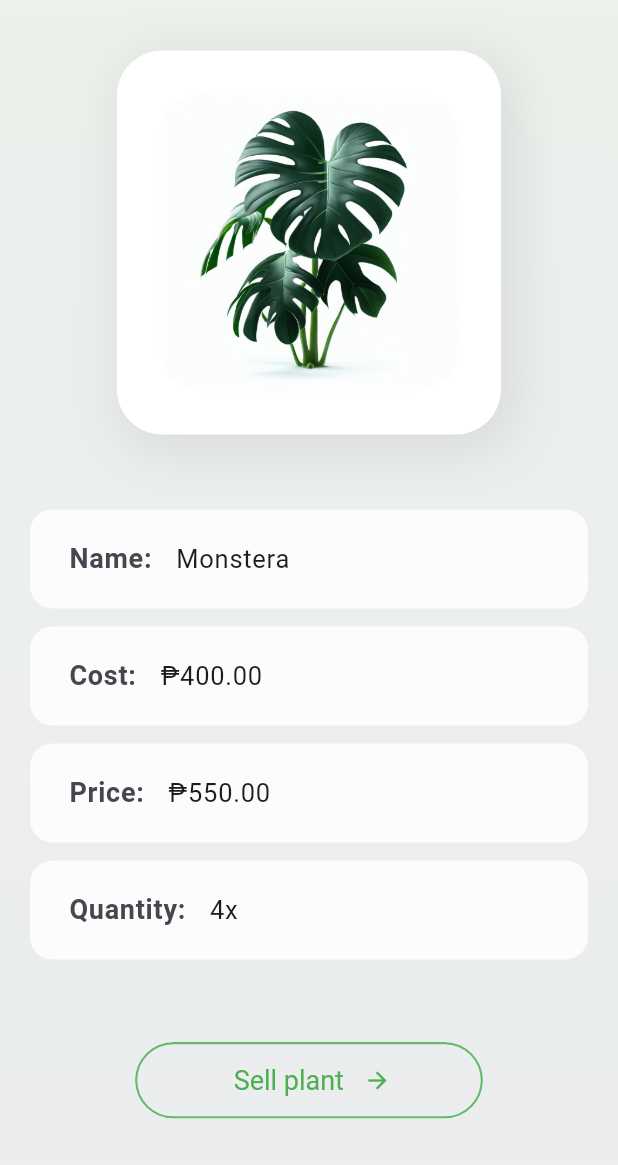
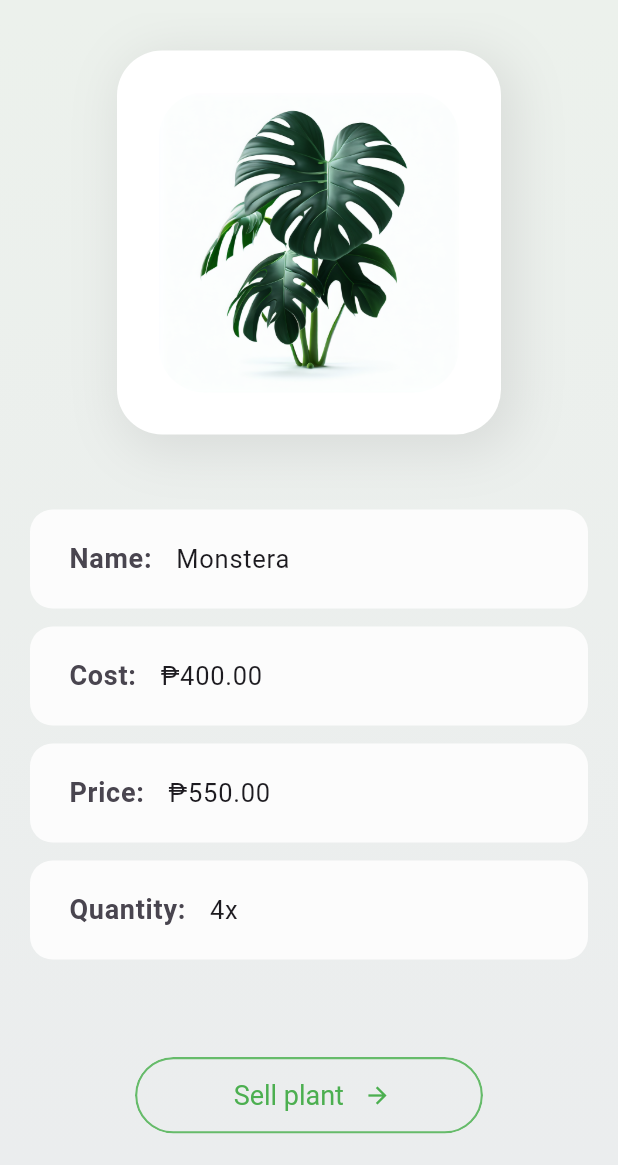
Before and after one commit to mechanixox/Plantdemic, a Flutter app: the screen it shows after launch, after a tap on "Monstera", on a phone screen of 412 x 824 dp, the part 71-1236 px from its top. Run offline on Flutter 3.47's test engine with Material 2 defaults, Android fonts, the phone set to English and light mode, and no system bars; drawn by our look-alikes of flutter_slidable; our stand-ins replace fl_chart, google_nav_bar, hive_flutter, image_picker, lottie, page_transition and 1 more; accounts and stored records are empty; project files that could hold a hidden picture were left out.

Commit message:
UI updates

```diff
--- a/plantdemic/lib/components/plant_info_tile.dart
+++ b/plantdemic/lib/components/plant_info_tile.dart
@@ -32,7 +32,7 @@ class PlantInfoTile extends StatelessWidget {
               backgroundColor: Colors.green.shade400.withOpacity(0.9),
               icon: Icons.edit_rounded,
               foregroundColor: Color.fromARGB(250, 250, 250, 250),
-              borderRadius: BorderRadius.circular(100),
+              borderRadius: BorderRadius.circular(200),
             ),
           ],
         ),
--- a/plantdemic/lib/pages/add_plant_page.dart
+++ b/plantdemic/lib/pages/add_plant_page.dart
@@ -342,7 +342,7 @@ class _AddPlantPageState extends State<AddPlantPage> {
                     padding: const EdgeInsets.only(left: 5.0),
                     child: Icon(
                       Icons.arrow_back_ios_new_rounded,
-                      color: Colors.grey.shade500,
+                      color: Color.fromRGBO(17, 195, 150, 1),
                     ),
                   ),
                 ),
--- a/plantdemic/lib/pages/home_page.dart
+++ b/plantdemic/lib/pages/home_page.dart
@@ -39,6 +39,7 @@ class _HomePageState extends State<HomePage> {
     return Scaffold(
       backgroundColor: Colors.grey.shade100,
       appBar: AppBar(
+        scrolledUnderElevation: 0,
         backgroundColor: Color.fromRGBO(242, 243, 245, 1),
         elevation: 0,
         /*
--- a/plantdemic/lib/pages/inventory_page.dart
+++ b/plantdemic/lib/pages/inventory_page.dart
@@ -122,14 +122,15 @@ class _UserInventoryState extends State<UserInventory> {
         body: CustomScrollView(
           slivers: [
             SliverAppBar(
-              toolbarHeight: 60,
+              scrolledUnderElevation: 0,
+              toolbarHeight: 70,
               title: Padding(
                 padding: const EdgeInsets.only(
-                    left: 0.0, right: 0, top: 0, bottom: 10),
+                    left: 3.0, right: 3.0, top: 2, bottom: 10),
                 child: Container(
                   decoration: BoxDecoration(
                     color: Colors.white.withOpacity(0.90),
-                    borderRadius: BorderRadius.circular(20),
+                    borderRadius: BorderRadius.circular(25),
                   ),
                   child: Row(
                     children: [
@@ -139,7 +140,7 @@ class _UserInventoryState extends State<UserInventory> {
                             color: _isSearchFocused
                                 ? Colors.transparent
                                 : Colors.white.withOpacity(0.90),
-                            borderRadius: BorderRadius.circular(20),
+                            borderRadius: BorderRadius.circular(25),
                           ),
                           child: TextField(
                             cursorColor: Colors.grey,
@@ -166,10 +167,10 @@ class _UserInventoryState extends State<UserInventory> {
                         child: GestureDetector(
                           onTap: clearSearchField,
                           child: Padding(
-                            padding: const EdgeInsets.only(right: 12.0),
+                            padding: const EdgeInsets.only(right: 18.0),
                             child: Icon(
                               Icons.close,
-                              color: Colors.grey,
+                              color: Colors.grey.shade500,
                               size: 20,
                             ),
                           ),
--- a/plantdemic/lib/pages/manage_plant_page.dart
+++ b/plantdemic/lib/pages/manage_plant_page.dart
@@ -439,6 +439,7 @@ class _ManagePlantPageState extends State<ManagePlantPage> {
     return Consumer<Plantdemic>(
       builder: (context, value, child) => Scaffold(
         appBar: AppBar(
+          scrolledUnderElevation: 0,
           automaticallyImplyLeading: false,
           title: Padding(
             padding: const EdgeInsets.only(top: 10.0),
@@ -450,7 +451,7 @@ class _ManagePlantPageState extends State<ManagePlantPage> {
             ),
           ),
           centerTitle: true,
-          backgroundColor: Colors.transparent,
+          backgroundColor: Color.fromARGB(255, 236, 241, 236),
           leading: InkWell(
             onTap: () {
               Navigator.pop(context);
@@ -523,7 +524,7 @@ class _ManagePlantPageState extends State<ManagePlantPage> {
                       //
                       // sell plant -> button
                       //
-                      const SizedBox(height: 45), // space
+                      const SizedBox(height: 55), // space
                       Padding(
                         padding: const EdgeInsets.only(left: 90.0, right: 90),
                         child: ClipRRect(
--- a/plantdemic/lib/pages/sell_info_page.dart
+++ b/plantdemic/lib/pages/sell_info_page.dart
@@ -241,7 +241,7 @@ class _SellInfoPageState extends State<SellInfoPage> {
             content: Padding(
               padding: const EdgeInsets.only(left: 25.0, right: 20),
               child: Text(
-                'Quantity must be greater than 0, and should not exceed the current inventory quantity.',
+                'Quantity must be greater than 0, and should not exceed the current inventory quantity.\n\nAvailable Qty: ${widget.plant.quantity}',
                 style: TextStyle(
                   fontSize: 16,
                   color: Colors.grey.shade800,
```
